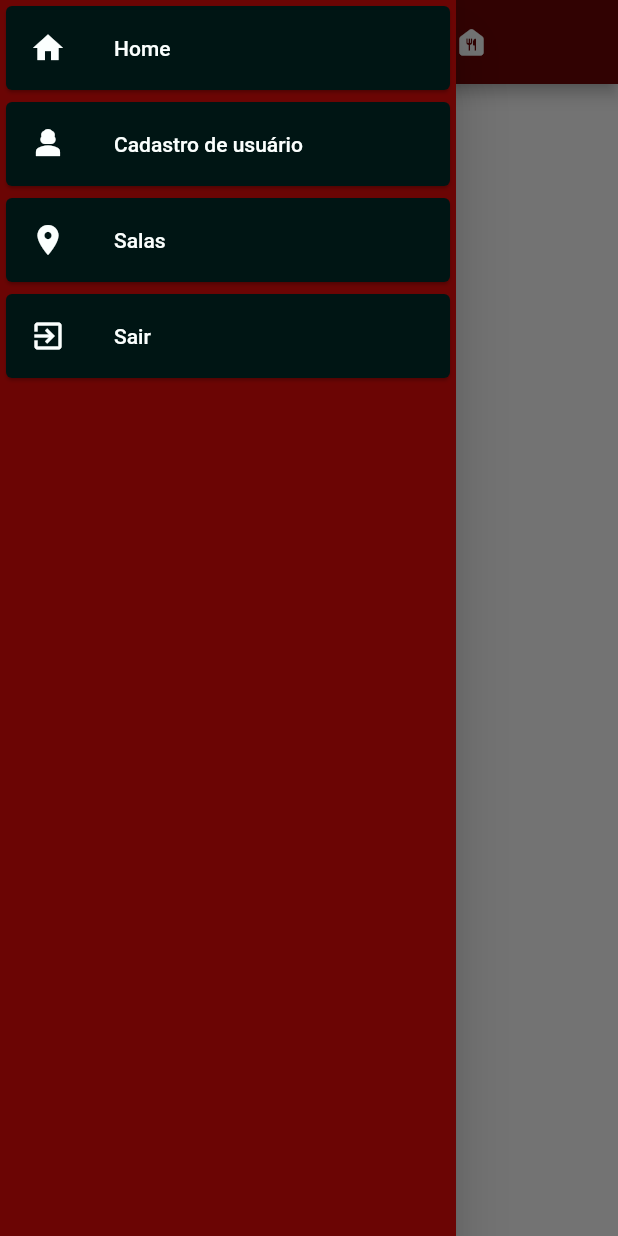
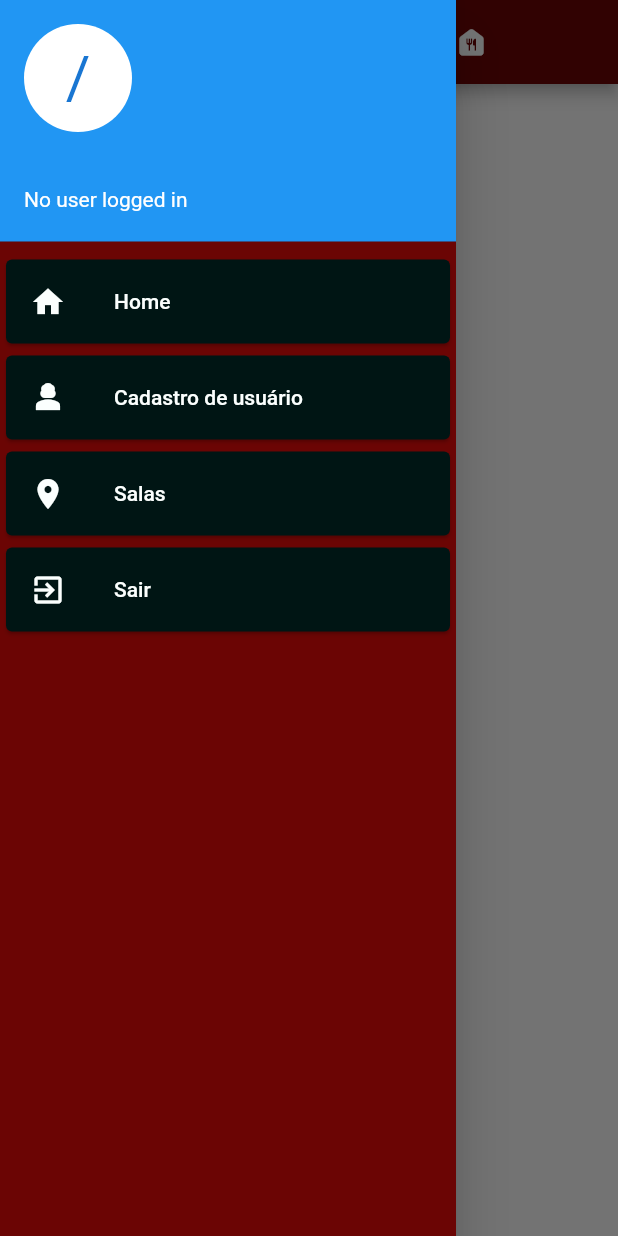
Before and after one commit to IsaiasFMAlcantara/coworking_app, a Flutter app: the HomeScreen screen opened by its route, with the side drawer open, on a phone screen of 412 x 824 dp. Run offline on Flutter 3.47's test engine with Material 2 defaults, Android fonts, the phone set to English and light mode, and no system bars; our stand-ins replace firebase_auth, firebase_core, get; accounts and stored records are empty.

```diff
--- a/lib/control/func_firebase.dart
+++ b/lib/control/func_firebase.dart
@@ -1,6 +1,17 @@
 import 'package:firebase_auth/firebase_auth.dart';
 import 'package:flutter/material.dart';
 import 'package:get/get.dart';
+
+
+class UserController extends GetxController {
+  Rx<User?> _user = Rx<User?>(null);
+  User? get user => _user.value;
+  @override
+  void onInit() {
+    super.onInit();
+    _user.bindStream(FirebaseAuth.instance.authStateChanges());
+  }
+}
 
 class LogarBaseFirebase {
   final BuildContext context;
--- a/lib/custom/CustomDrawer.dart
+++ b/lib/custom/CustomDrawer.dart
@@ -2,6 +2,8 @@ import 'package:coworking_app/custom/CustomText.dart';
 import 'package:flutter/material.dart';
 import 'package:get/get.dart';
 import 'package:coworking_app/utils/colors.dart';
+import 'package:coworking_app/control/func_firebase.dart';
+
 import 'package:coworking_app/control/func_firebase.dart';
 
 class CustomDrawer extends StatefulWidget {
@@ -13,12 +15,25 @@ class CustomDrawer extends StatefulWidget {
 
 class _CustomDrawerState extends State<CustomDrawer> {
   DeslogarFirebase deslogarBaseFirebase = DeslogarFirebase();
+  final UserController _userController = Get.put(UserController());
   @override
   Widget build(BuildContext context) {
     return Drawer(
       backgroundColor: ColorsCoworking.drawerColor,
       child: ListView(
         children: [
+          UserAccountsDrawerHeader(
+            accountName: Text(_userController.user?.displayName ?? ''),
+            accountEmail: Text(_userController.user?.email ?? 'No user logged in'),
+            currentAccountPicture: CircleAvatar(
+                backgroundColor: Colors.white,
+                child: Text(
+                  _userController.user?.email?.isNotEmpty == true
+                      ? _userController.user!.email![0].toUpperCase()
+                      : '/',
+                  style: TextStyle(fontSize: 40.0),
+                )),
+          ),
           Card(
             color: ColorsCoworking.buttomdrawerColor,
             child: ListTile(
```
